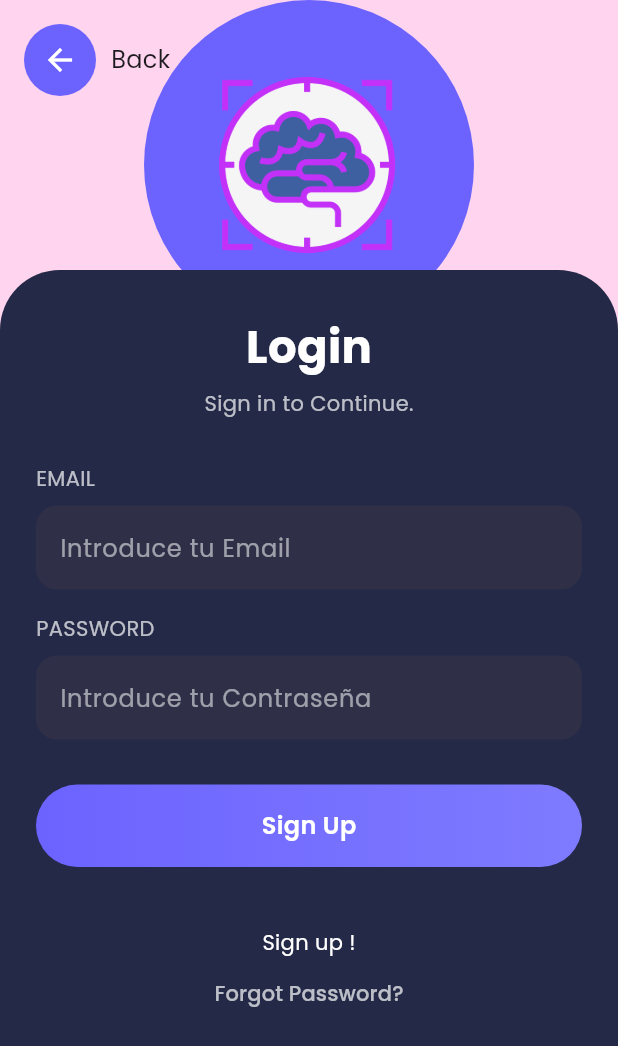
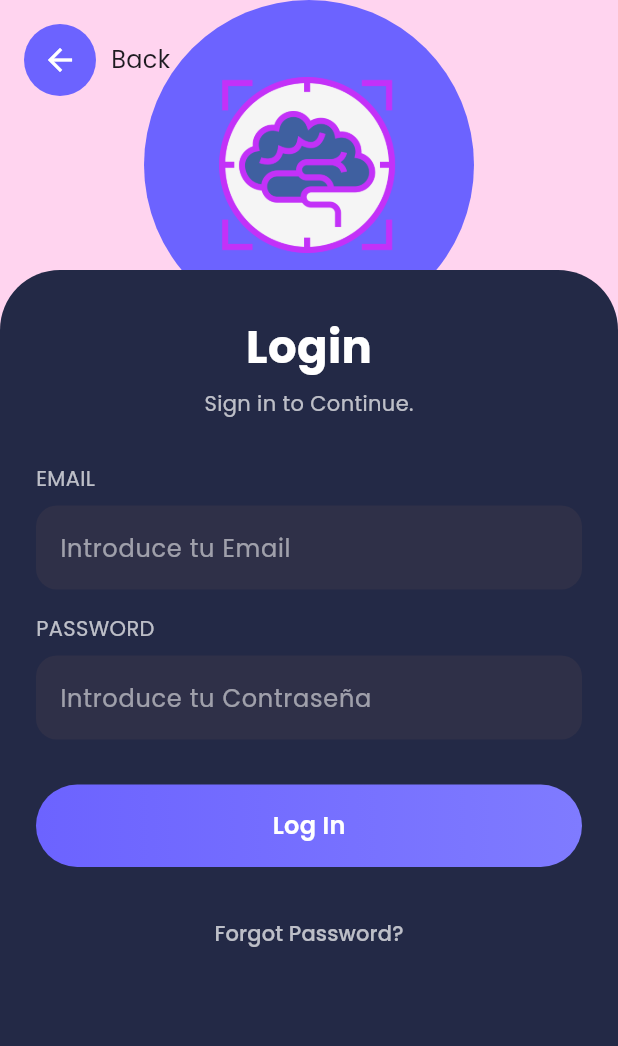
Before and after one commit to andresfap01-netizen/Focusmode, a Flutter app: the screen it shows after launch, after a tap on "Login", on a phone screen of 412 x 824 dp. Shown: the top 1046 px of the screen. Run offline on Flutter 3.47's test engine with Material 3 defaults, Android fonts, the phone set to English and light mode, and no system bars; our stand-ins replace fl_chart, google_fonts.

Commit message:
adjust app navigation

```diff
--- a/lib/view/Login.dart
+++ b/lib/view/Login.dart
@@ -132,7 +132,7 @@ class Login extends StatelessWidget {
                         },
                         child: const Center(
                           child: Text(
-                            "Sign Up",
+                            "Log In",
                             style: TextStyle(
                               color: Colors.white,
                               fontSize: 16,
@@ -144,22 +144,6 @@ class Login extends StatelessWidget {
                     ),
                   ),
                   const SizedBox(height: 20),
-                  const Center(
-                    child: Column(
-                      children: [
-                        Padding(
-                          padding: const EdgeInsets.symmetric(
-                            horizontal: 8,
-                            vertical: 10,
-                          ),
-                        ),
-                        Text(
-                          "Sign up !",
-                          style: TextStyle(color: Colors.white),
-                        ),
-                      ],
-                    ),
-                  ),
                   Center(
                     child: TextButton(
                       onPressed: () {},
```
Also changed, not shown: lib/view/SignUp.dart (+10 -2 lines).
